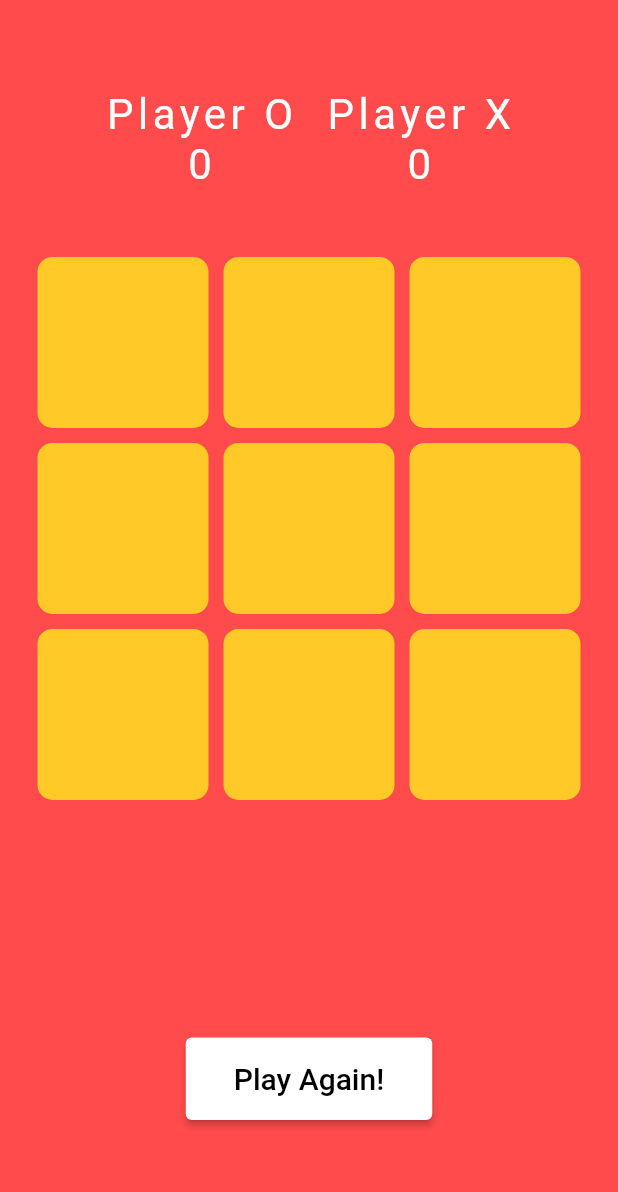
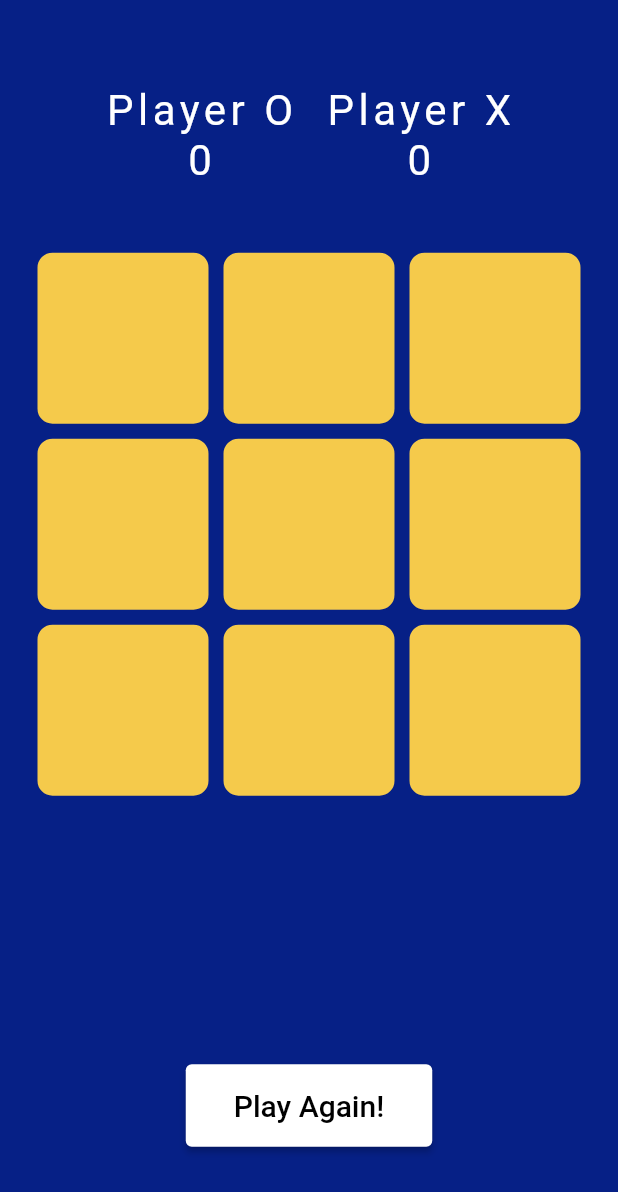
Before and after one commit to 27priyanshu/tic_tac_toe, a Flutter app: the screen it shows after launch, on a phone screen of 412 x 824 dp. Shown: the top 1192 px of the screen. Run offline on Flutter 3.47's test engine with Material 2 defaults, Android fonts, the phone set to English and light mode, and no system bars; our stand-ins replace google_fonts; Roboto replaces fonts that are missing (Coiny).

Commit message:
final commit

```diff
--- a/lib/constants/colors.dart
+++ b/lib/constants/colors.dart
@@ -1,7 +1,7 @@
 import 'package:flutter/material.dart';
 
 class MainColor {
-  static Color primaryColor = Color(0xFFff4b4b);
-  static Color secondaryColor = Color(0xFFffca27);
+  static Color primaryColor = Color.fromARGB(255, 6, 32, 134);
+  static Color secondaryColor = Color.fromARGB(255, 245, 202, 75);
   static Color accentColor = Color(0xFF4169e8);
 }
--- a/lib/main.dart
+++ b/lib/main.dart
@@ -1,5 +1,6 @@
 import 'package:flutter/material.dart';
 import 'screens/game.dart';
+
 
 void main() {
   runApp(const MyApp());
--- a/lib/screens/game.dart
+++ b/lib/screens/game.dart
@@ -1,5 +1,5 @@
-import 'dart:html';
-
+// import 'dart:html';
+import 'dart:async';
 import 'package:flutter/material.dart';
 import 'package:google_fonts/google_fonts.dart';
 import 'package:tic_tac_toe/constants/colors.dart';
@@ -21,9 +21,32 @@ class _GameScreenState extends State<GameScreen> {
   String resultDeclaration = '';
   bool winnerFound = false;
 
+  static const maxSeconds = 30;
+  int seconds = maxSeconds;
+  Timer? timer;
+
   static var customFontWhite = GoogleFonts.coiny(
     textStyle: TextStyle(color: Colors.white, letterSpacing: 3, fontSize: 28),
   );
+
+  void startTimer() {
+    timer = Timer.periodic(Duration(seconds: 1), (_) {
+      setState(() {
+        if (seconds > 0) {
+          seconds--;
+        } else {
+          stopTimer();
+        }
+      });
+    });
+  }
+
+  void stopTimer() {
+    resetTimer();
+    timer?.cancel();
+  }
+
+  void resetTimer() => seconds = maxSeconds;
 
   @override
   Widget build(BuildContext context) {
@@ -109,6 +132,9 @@ class _GameScreenState extends State<GameScreen> {
                   },
                 ),
               ),
+              SizedBox(
+                height: 20,
+              ),
               Expanded(
                 flex: 2,
                 child: Center(
@@ -119,25 +145,27 @@ class _GameScreenState extends State<GameScreen> {
                         resultDeclaration,
                         style: customFontWhite,
                       ),
-                      SizedBox(
-                        height: 10,
-                      ),
-                      ElevatedButton(
-                        style: ElevatedButton.styleFrom(
-                            backgroundColor: Colors.white,
-                            padding: EdgeInsets.symmetric(
-                                horizontal: 32, vertical: 16)),
-                        onPressed: () {
-                          _clearBoard();
-                        },
-                        child: Text(
-                          'Play Again!',
-                          style: TextStyle(
-                            fontSize: 20,
-                            color: Colors.black,
-                          ),
-                        ),
-                      ),
+                      SizedBox(height: 40),
+
+                      _buildTimer()
+
+                      // ElevatedButton(
+                      //     style: ElevatedButton.styleFrom(
+                      //         backgroundColor: Colors.white,
+                      //         padding: EdgeInsets.symmetric(
+                      //             horizontal: 32, vertical: 16)),
+                      //     onPressed: () {
+                      //       _clearBoard();
+                      //     },
+                      //     child: Text(
+                      //       'Play Again!',
+                      //       style: TextStyle(
+                      //         fontSize: 20,
+                      //         color: Colors.black,
+                      //       ),
+                      //     ),
+                      //   ),
+                      // ),
                     ],
                   ),
                 ),
@@ -150,6 +178,9 @@ class _GameScreenState extends State<GameScreen> {
   }
 
   void _tapped(int index) {
+    final isRunning = timer == null ? false : timer!.isActive;
+
+    if (isRunning) {
       setState(() {
         if (oTurn && displayXO[index] == '') {
           displayXO[index] = '0';
@@ -161,6 +192,7 @@ class _GameScreenState extends State<GameScreen> {
         oTurn = !oTurn;
         _checkWinner();
       });
+    }
   }
 
 //check 1st row
@@ -266,4 +298,46 @@ class _GameScreenState extends State<GameScreen> {
     });
     filledBoxes = 0;
   }
+
+  Widget _buildTimer() {
+    final isRunning = timer == null ? false : timer!.isActive;
+
+    return isRunning
+        ? SizedBox(
+            width: 100,
+            height: 100,
+            child: Stack(fit: StackFit.expand, children: [
+              CircularProgressIndicator(
+                value: 1 - seconds / maxSeconds,
+                valueColor: AlwaysStoppedAnimation(Colors.white),
+                strokeWidth: 8,
+                backgroundColor: MainColor.accentColor,
+              ),
+              Center(
+                child: Text(
+                  '$seconds',
+                  style: TextStyle(
+                      fontWeight: FontWeight.bold,
+                      color: Colors.white,
+                      fontSize: 50),
+                ),
+              )
+            ]))
+        : ElevatedButton(
+            style: ElevatedButton.styleFrom(
+                backgroundColor: Colors.white,
+                padding: EdgeInsets.symmetric(horizontal: 32, vertical: 16)),
+            onPressed: () {
+              startTimer();
+              _clearBoard();
+            },
+            child: Text(
+              'Play Again!',
+              style: TextStyle(
+                fontSize: 20,
+                color: Colors.black,
+              ),
+            ),
+          );
   }
+}
```
Lines whose indentation alone changed are shown as unchanged.
